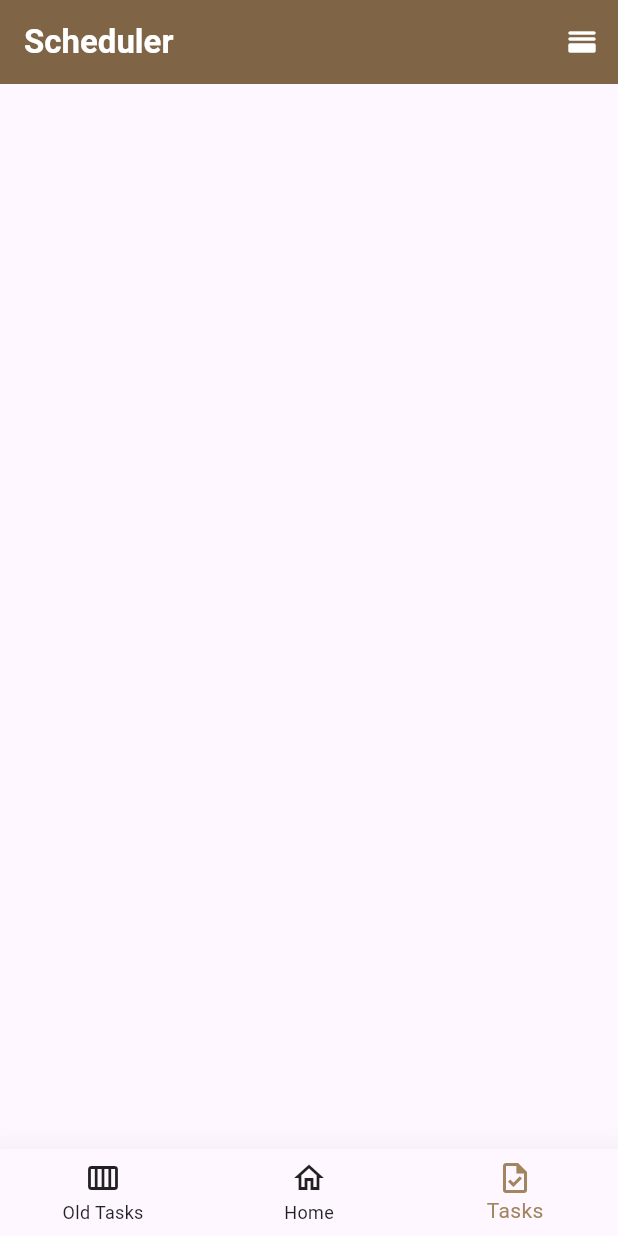
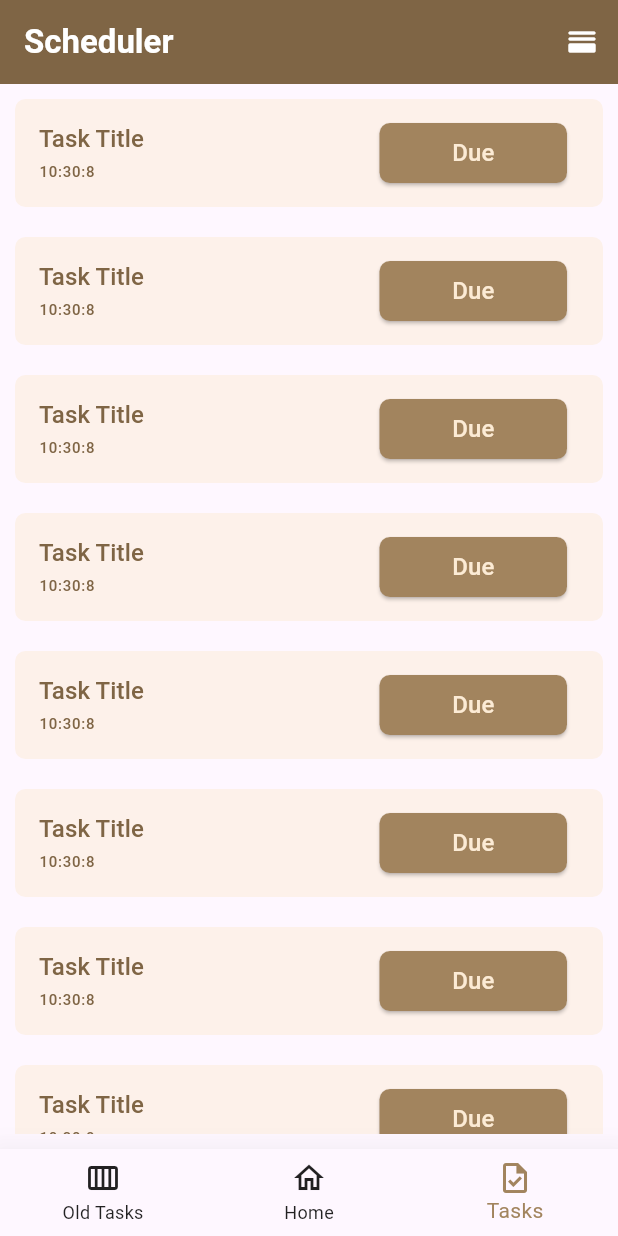
Before and after one commit to m-mhe/scheduler, a Flutter app: the screen it shows after launch, item 3 of the bottom bar chosen, on a phone screen of 412 x 824 dp. Run offline on Flutter 3.47's test engine with Material 3 defaults, Android fonts, the phone set to English and light mode, and no system bars; our stand-ins replace fl_chart, get, numberpicker.

Commit message:
some major screen UI added

```diff
--- a/lib/app.dart
+++ b/lib/app.dart
@@ -1,8 +1,6 @@
 import 'package:flutter/material.dart';
 import 'package:scheduler/controller_bindings.dart';
-import 'package:scheduler/ui/screens/home_screen.dart';
 import 'package:get/get.dart';
-import 'package:scheduler/ui/utils/nav_bar_controller.dart';
 import 'package:scheduler/ui/utils/theme_colors.dart';
 import 'package:scheduler/ui/widgets/common_bottom_nav_bar.dart';
 
@@ -20,6 +18,17 @@ class MyApp extends StatelessWidget {
           labelLarge: TextStyle(fontSize: 16),
           labelSmall: TextStyle(fontSize: 10)
         ),
+        inputDecorationTheme: InputDecorationTheme(
+          hintStyle: Theme.of(context).textTheme.labelLarge!.copyWith(color: ThemeColors.accentColor),
+          enabledBorder: OutlineInputBorder(
+            borderSide: const BorderSide(color: ThemeColors.accentColor,),
+            borderRadius: BorderRadius.circular(7),
+          ),
+          focusedBorder: OutlineInputBorder(
+            borderSide: const BorderSide(color: ThemeColors.accentColor,),
+            borderRadius: BorderRadius.circular(10),
+          ),
+        ),
         appBarTheme: AppBarTheme(
           backgroundColor: ThemeColors.titleColor,
           foregroundColor: Colors.white,
@@ -30,9 +39,13 @@ class MyApp extends StatelessWidget {
             foregroundColor: ThemeColors.lightColor,
             fixedSize: Size.fromWidth(125),
             shape: RoundedRectangleBorder(
-              borderRadius: BorderRadius.circular(10),
+              borderRadius: BorderRadius.circular(7),
             )
           )
+        ),
+        floatingActionButtonTheme: FloatingActionButtonThemeData(
+          backgroundColor: ThemeColors.lightColor,
+          foregroundColor: ThemeColors.accentColor,
         ),
         bottomNavigationBarTheme: const BottomNavigationBarThemeData(
             unselectedItemColor: Colors.black87,
--- a/lib/ui/screens/task_screen.dart
+++ b/lib/ui/screens/task_screen.dart
@@ -1,4 +1,6 @@
 import 'package:flutter/material.dart';
+
+import '../utils/theme_colors.dart';
 
 class TaskScreen extends StatefulWidget {
   const TaskScreen({super.key});
@@ -8,10 +10,45 @@ class TaskScreen extends StatefulWidget {
 }
 
 class _TaskScreenState extends State<TaskScreen> {
+  final DateTime _currentDate = DateTime.now();
+
   @override
   Widget build(BuildContext context) {
     return Scaffold(
-
+      body: Padding(
+        padding: const EdgeInsets.symmetric(horizontal: 10, vertical: 10),
+        child: ListView.separated(
+            itemBuilder: (context, i) {
+              return Container(
+                decoration: BoxDecoration(
+                  color: ThemeColors.lightColor.withOpacity(0.5),
+                  borderRadius: BorderRadius.circular(7),
+                ),
+                child: ListTile(
+                  title: Text(
+                    'Task Title',
+                    style: Theme.of(context).textTheme.labelLarge!.copyWith(
+                          color: ThemeColors.titleColor,
+                        ),
+                  ),
+                  subtitle: Text(
+                    '${_currentDate.hour}:${_currentDate.minute}:${_currentDate.second}',
+                    style: Theme.of(context).textTheme.labelSmall!.copyWith(
+                          color: ThemeColors.titleColor,
+                        ),
+                  ),
+                  trailing:
+                      ElevatedButton(onPressed: () {}, child: Text('Due')),
+                ),
+              );
+            },
+            separatorBuilder: (context, i) {
+              return SizedBox(
+                height: 20,
+              );
+            },
+            itemCount: 20),
+      ),
     );
   }
 }
--- a/pubspec.yaml
+++ b/pubspec.yaml
@@ -37,6 +37,7 @@ dependencies:
   cupertino_icons: ^1.0.8
   fl_chart: ^0.69.0
   get: ^4.6.6
+  numberpicker: ^2.1.2
 
 dev_dependencies:
   flutter_test:
```
Also changed, not shown: lib/ui/screens/create_task_screen.dart (+123 -0 lines), lib/ui/screens/home_screen.dart (+42 -16 lines), lib/ui/screens/previous_tasks_screen.dart (+38 -1 lines), lib/ui/screens/task_detail_screen.dart (added, +15 -0 lines), pubspec.lock.
